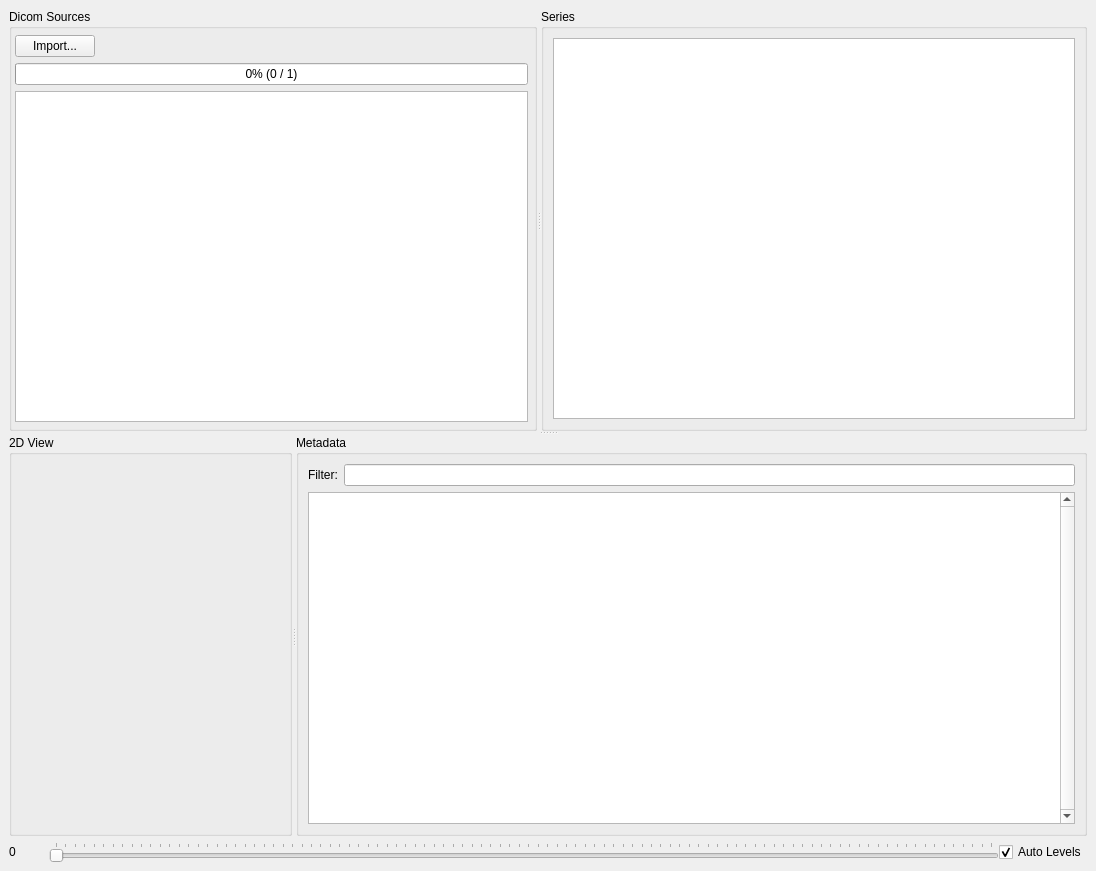
First picture: the form in res/DicomBrowserWin.ui, repository ericspod/DicomBrowser, before the edit.
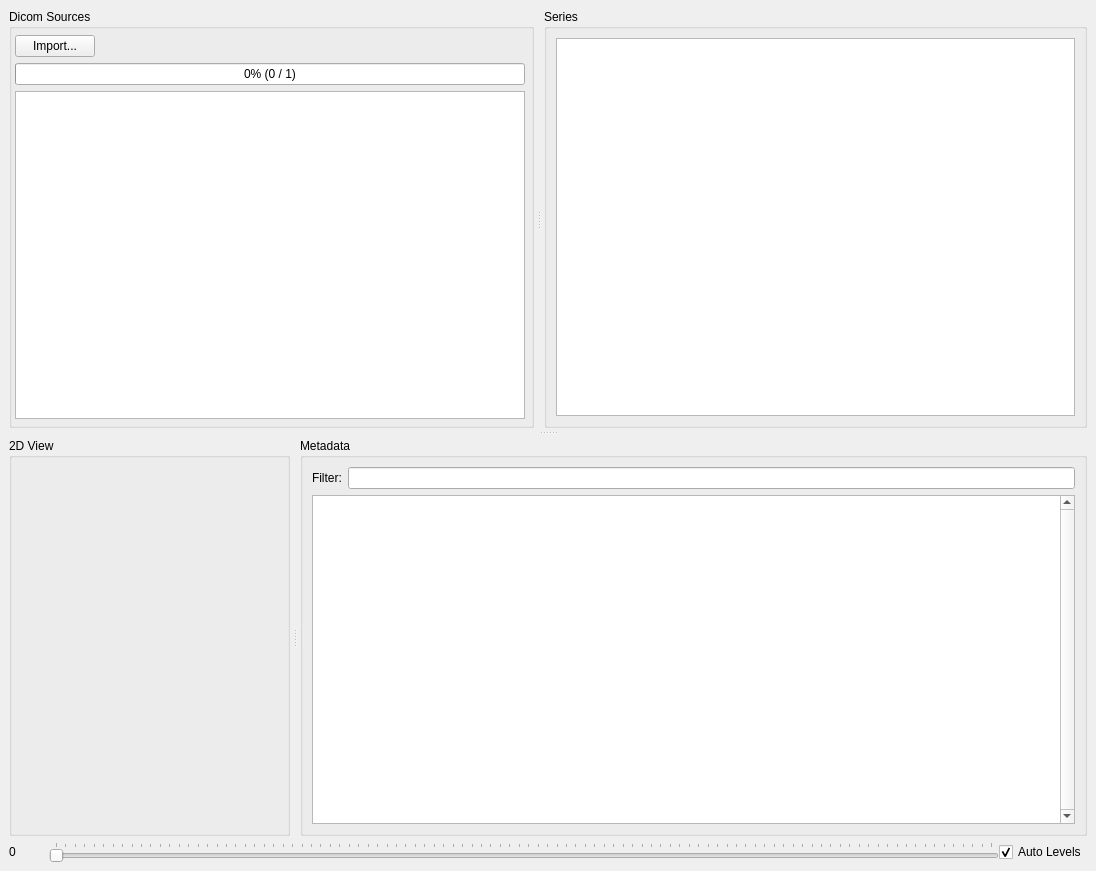
Second picture: the form after the edit. Icons and pictures are not drawn.

What changed in the file:
```diff
--- a/res/DicomBrowserWin.ui
+++ b/res/DicomBrowserWin.ui
@@ -33,10 +33,16 @@
       <property name="orientation">
        <enum>Qt::Vertical</enum>
       </property>
+      <property name="handleWidth">
+       <number>10</number>
+      </property>
       <widget class="QSplitter" name="listSplit">
        <property name="orientation">
         <enum>Qt::Horizontal</enum>
        </property>
+       <property name="handleWidth">
+        <number>10</number>
+       </property>
        <widget class="QGroupBox" name="sourceGroup">
         <property name="title">
          <string>Dicom Sources</string>
@@ -150,6 +156,9 @@
              <height>0</height>
             </size>
            </property>
+           <property name="horizontalScrollBarPolicy">
+            <enum>Qt::ScrollBarAlwaysOff</enum>
+           </property>
            <property name="editTriggers">
             <set>QAbstractItemView::NoEditTriggers</set>
            </property>
@@ -213,6 +222,9 @@
           <property name="orientation">
            <enum>Qt::Horizontal</enum>
           </property>
+          <property name="handleWidth">
+           <number>10</number>
+          </property>
           <widget class="QGroupBox" name="view2DGroup">
            <property name="title">
             <string>2D View</string>
@@ -244,7 +256,7 @@
                <enum>QAbstractItemView::SingleSelection</enum>
               </property>
               <property name="textElideMode">
-               <enum>Qt::ElideRight</enum>
+               <enum>Qt::ElideNone</enum>
               </property>
               <property name="sortingEnabled">
                <bool>true</bool>
```
